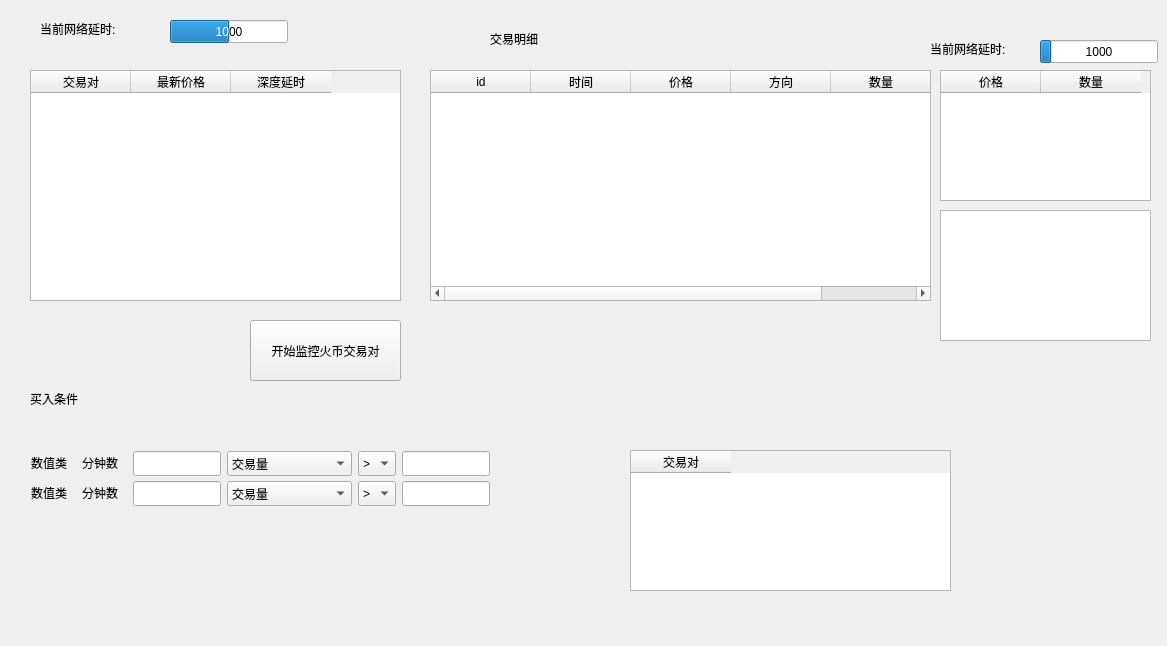
Old version of the form MainWidget.ui in the repository lihn1987/CoinMarketWatcher.
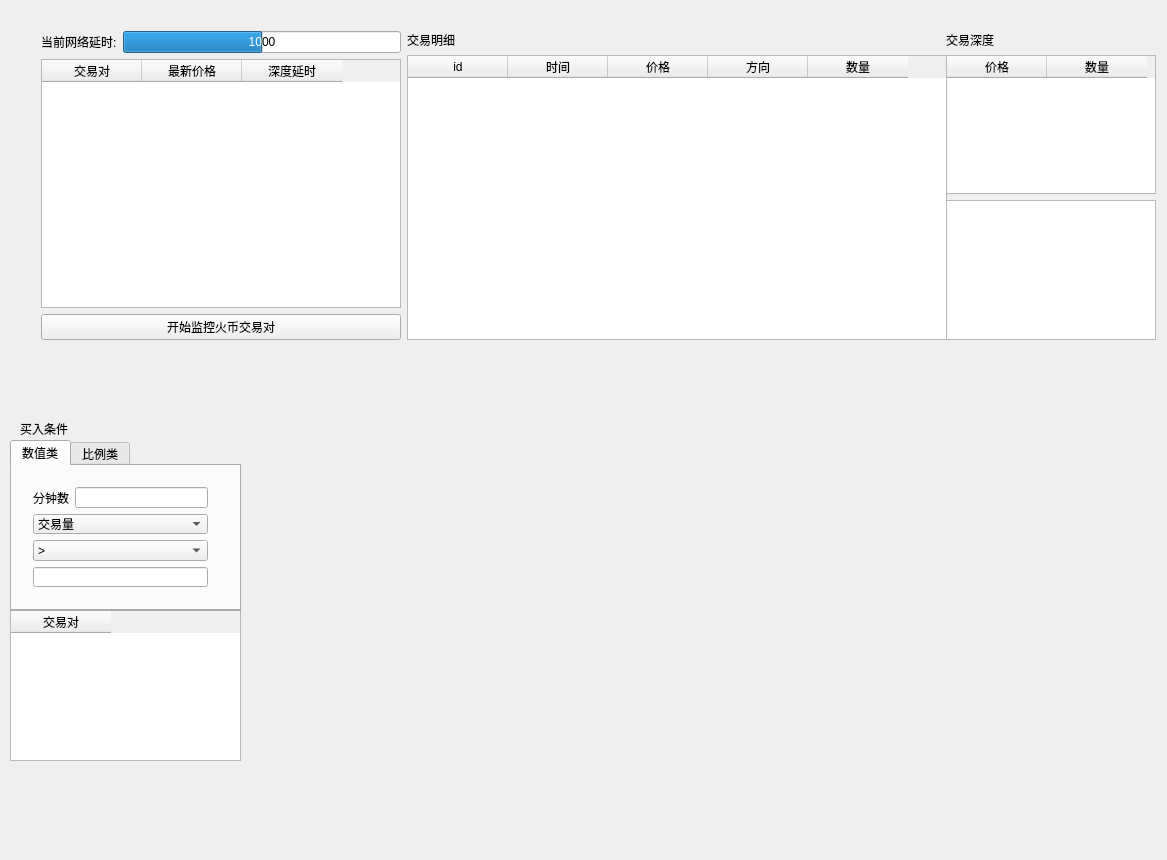
New version of the form.

Commit message: 对界面进行了简单布局，更新了readme

```diff
--- a/MainWidget.ui
+++ b/MainWidget.ui
@@ -7,233 +7,19 @@
     <x>0</x>
     <y>0</y>
     <width>1167</width>
-    <height>646</height>
+    <height>860</height>
    </rect>
   </property>
   <property name="windowTitle">
    <string>MainWidget</string>
   </property>
-  <widget class="QTableWidget" name="tabHuobi">
-   <property name="geometry">
-    <rect>
-     <x>30</x>
-     <y>70</y>
-     <width>371</width>
-     <height>231</height>
-    </rect>
-   </property>
-   <property name="sortingEnabled">
-    <bool>true</bool>
-   </property>
-   <column>
-    <property name="text">
-     <string>交易对</string>
-    </property>
-   </column>
-   <column>
-    <property name="text">
-     <string>最新价格</string>
-    </property>
-   </column>
-   <column>
-    <property name="text">
-     <string>深度延时</string>
-    </property>
-   </column>
-  </widget>
-  <widget class="QPushButton" name="btnHuobiTransactionStart">
-   <property name="geometry">
-    <rect>
-     <x>250</x>
-     <y>320</y>
-     <width>151</width>
-     <height>61</height>
-    </rect>
-   </property>
-   <property name="text">
-    <string>开始监控火币交易对</string>
-   </property>
-  </widget>
-  <widget class="QLabel" name="label">
-   <property name="geometry">
-    <rect>
-     <x>40</x>
-     <y>20</y>
-     <width>101</width>
-     <height>17</height>
-    </rect>
-   </property>
-   <property name="text">
-    <string>当前网络延时:</string>
-   </property>
-  </widget>
-  <widget class="QProgressBar" name="process_huobi">
-   <property name="geometry">
-    <rect>
-     <x>170</x>
-     <y>20</y>
-     <width>118</width>
-     <height>23</height>
-    </rect>
-   </property>
-   <property name="maximum">
-    <number>2000</number>
-   </property>
-   <property name="value">
-    <number>1000</number>
-   </property>
-   <property name="textVisible">
-    <bool>true</bool>
-   </property>
-   <property name="format">
-    <string>%v</string>
-   </property>
-  </widget>
-  <widget class="QTableWidget" name="tabHuobiTradeDetail">
-   <property name="geometry">
-    <rect>
-     <x>430</x>
-     <y>70</y>
-     <width>501</width>
-     <height>231</height>
-    </rect>
-   </property>
-   <property name="sortingEnabled">
-    <bool>true</bool>
-   </property>
-   <column>
-    <property name="text">
-     <string>id</string>
-    </property>
-   </column>
-   <column>
-    <property name="text">
-     <string>时间</string>
-    </property>
-   </column>
-   <column>
-    <property name="text">
-     <string>价格</string>
-    </property>
-   </column>
-   <column>
-    <property name="text">
-     <string>方向</string>
-    </property>
-   </column>
-   <column>
-    <property name="text">
-     <string>数量</string>
-    </property>
-   </column>
-  </widget>
-  <widget class="QLabel" name="label_2">
-   <property name="geometry">
-    <rect>
-     <x>490</x>
-     <y>30</y>
-     <width>101</width>
-     <height>17</height>
-    </rect>
-   </property>
-   <property name="text">
-    <string>交易明细</string>
-   </property>
-  </widget>
-  <widget class="QTableWidget" name="tabHuobiDepthBids">
-   <property name="geometry">
-    <rect>
-     <x>940</x>
-     <y>210</y>
-     <width>211</width>
-     <height>131</height>
-    </rect>
-   </property>
-   <property name="sortingEnabled">
-    <bool>true</bool>
-   </property>
-   <attribute name="horizontalHeaderVisible">
-    <bool>false</bool>
-   </attribute>
-   <column>
-    <property name="text">
-     <string>价格</string>
-    </property>
-   </column>
-   <column>
-    <property name="text">
-     <string>数量</string>
-    </property>
-   </column>
-  </widget>
-  <widget class="QTableWidget" name="tabHuobiDepthAsks">
-   <property name="geometry">
-    <rect>
-     <x>940</x>
-     <y>70</y>
-     <width>211</width>
-     <height>131</height>
-    </rect>
-   </property>
-   <property name="sortingEnabled">
-    <bool>true</bool>
-   </property>
-   <attribute name="horizontalHeaderVisible">
-    <bool>true</bool>
-   </attribute>
-   <column>
-    <property name="text">
-     <string>价格</string>
-    </property>
-   </column>
-   <column>
-    <property name="text">
-     <string>数量</string>
-    </property>
-   </column>
-  </widget>
-  <widget class="QProgressBar" name="process_huobi_depth">
-   <property name="geometry">
-    <rect>
-     <x>1040</x>
-     <y>40</y>
-     <width>118</width>
-     <height>23</height>
-    </rect>
-   </property>
-   <property name="maximum">
-    <number>10000</number>
-   </property>
-   <property name="value">
-    <number>1000</number>
-   </property>
-   <property name="textVisible">
-    <bool>true</bool>
-   </property>
-   <property name="format">
-    <string>%v</string>
-   </property>
-  </widget>
-  <widget class="QLabel" name="label_3">
-   <property name="geometry">
-    <rect>
-     <x>930</x>
-     <y>40</y>
-     <width>101</width>
-     <height>17</height>
-    </rect>
-   </property>
-   <property name="text">
-    <string>当前网络延时:</string>
-   </property>
-  </widget>
   <widget class="QTableWidget" name="tabHuobi_2">
    <property name="geometry">
     <rect>
-     <x>630</x>
-     <y>450</y>
-     <width>321</width>
-     <height>141</height>
+     <x>10</x>
+     <y>610</y>
+     <width>231</width>
+     <height>151</height>
     </rect>
    </property>
    <property name="sortingEnabled">
@@ -248,8 +34,8 @@
   <widget class="QLabel" name="label_4">
    <property name="geometry">
     <rect>
-     <x>30</x>
-     <y>390</y>
+     <x>20</x>
+     <y>420</y>
      <width>61</width>
      <height>17</height>
     </rect>
@@ -258,248 +44,315 @@
     <string>买入条件</string>
    </property>
   </widget>
-  <widget class="QLabel" name="label_5">
+  <widget class="QTabWidget" name="tabWidget">
    <property name="geometry">
     <rect>
-     <x>82</x>
-     <y>451</y>
-     <width>45</width>
-     <height>23</height>
+     <x>10</x>
+     <y>440</y>
+     <width>231</width>
+     <height>171</height>
     </rect>
    </property>
-   <property name="text">
-    <string>分钟数</string>
+   <property name="currentIndex">
+    <number>0</number>
    </property>
-  </widget>
-  <widget class="QComboBox" name="comboBox_3">
-   <property name="geometry">
-    <rect>
-     <x>227</x>
-     <y>451</y>
-     <width>125</width>
-     <height>25</height>
-    </rect>
-   </property>
-   <item>
-    <property name="text">
-     <string>交易量</string>
-    </property>
-   </item>
-   <item>
-    <property name="text">
-     <string>实时价格</string>
-    </property>
-   </item>
-   <item>
-    <property name="text">
-     <string>交易次数</string>
-    </property>
-   </item>
-   <item>
-    <property name="text">
-     <string>买/卖量比例</string>
-    </property>
-   </item>
-   <item>
-    <property name="text">
-     <string>买/卖次数比例</string>
-    </property>
-   </item>
-  </widget>
-  <widget class="QLineEdit" name="lineEdit">
-   <property name="geometry">
-    <rect>
-     <x>133</x>
-     <y>451</y>
-     <width>88</width>
-     <height>25</height>
-    </rect>
-   </property>
-  </widget>
-  <widget class="QComboBox" name="comboBox_4">
-   <property name="geometry">
-    <rect>
-     <x>358</x>
-     <y>451</y>
-     <width>38</width>
-     <height>25</height>
-    </rect>
-   </property>
-   <item>
-    <property name="text">
-     <string>&gt;</string>
-    </property>
-   </item>
-   <item>
-    <property name="text">
-     <string>&lt;</string>
-    </property>
-   </item>
-  </widget>
-  <widget class="QLineEdit" name="lineEdit_2">
-   <property name="geometry">
-    <rect>
-     <x>402</x>
-     <y>451</y>
-     <width>88</width>
-     <height>25</height>
-    </rect>
-   </property>
-  </widget>
-  <widget class="QLabel" name="label_6">
-   <property name="geometry">
-    <rect>
-     <x>31</x>
-     <y>451</y>
-     <width>45</width>
-     <height>23</height>
-    </rect>
-   </property>
-   <property name="text">
-    <string>数值类</string>
-   </property>
+   <widget class="QWidget" name="tab">
+    <attribute name="title">
+     <string>数值类</string>
+    </attribute>
+    <widget class="QWidget" name="layoutWidget">
+     <property name="geometry">
+      <rect>
+       <x>10</x>
+       <y>10</y>
+       <width>197</width>
+       <height>122</height>
+      </rect>
+     </property>
+     <layout class="QVBoxLayout" name="verticalLayout">
+      <item>
+       <layout class="QHBoxLayout" name="horizontalLayout">
+        <item>
+         <widget class="QLabel" name="label_5">
+          <property name="text">
+           <string>分钟数</string>
+          </property>
+         </widget>
+        </item>
+        <item>
+         <widget class="QLineEdit" name="lineEdit"/>
+        </item>
+       </layout>
+      </item>
+      <item>
+       <widget class="QComboBox" name="comboBox_3">
+        <item>
+         <property name="text">
+          <string>交易量</string>
+         </property>
+        </item>
+        <item>
+         <property name="text">
+          <string>实时价格</string>
+         </property>
+        </item>
+        <item>
+         <property name="text">
+          <string>交易次数</string>
+         </property>
+        </item>
+        <item>
+         <property name="text">
+          <string>买/卖量比例</string>
+         </property>
+        </item>
+        <item>
+         <property name="text">
+          <string>买/卖次数比例</string>
+         </property>
+        </item>
+       </widget>
+      </item>
+      <item>
+       <widget class="QComboBox" name="comboBox_4">
+        <item>
+         <property name="text">
+          <string>&gt;</string>
+         </property>
+        </item>
+        <item>
+         <property name="text">
+          <string>&lt;</string>
+         </property>
+        </item>
+       </widget>
+      </item>
+      <item>
+       <widget class="QLineEdit" name="lineEdit_2"/>
+      </item>
+     </layout>
+    </widget>
+   </widget>
+   <widget class="QWidget" name="tab_2">
+    <attribute name="title">
+     <string>比例类</string>
+    </attribute>
+   </widget>
   </widget>
   <widget class="QWidget" name="">
    <property name="geometry">
     <rect>
-     <x>10</x>
-     <y>450</y>
-     <width>16</width>
-     <height>80</height>
+     <x>30</x>
+     <y>20</y>
+     <width>1137</width>
+     <height>331</height>
     </rect>
    </property>
-   <layout class="QVBoxLayout" name="verticalLayout">
+   <layout class="QHBoxLayout" name="horizontalLayout_4">
     <item>
-     <widget class="QRadioButton" name="radioButton">
-      <property name="text">
-       <string/>
-      </property>
-     </widget>
+     <layout class="QVBoxLayout" name="verticalLayout_2">
+      <item>
+       <layout class="QHBoxLayout" name="horizontalLayout_2">
+        <item>
+         <widget class="QLabel" name="label">
+          <property name="text">
+           <string>当前网络延时:</string>
+          </property>
+         </widget>
+        </item>
+        <item>
+         <widget class="QProgressBar" name="process_huobi">
+          <property name="maximum">
+           <number>2000</number>
+          </property>
+          <property name="value">
+           <number>1000</number>
+          </property>
+          <property name="textVisible">
+           <bool>true</bool>
+          </property>
+          <property name="format">
+           <string>%v</string>
+          </property>
+         </widget>
+        </item>
+       </layout>
+      </item>
+      <item>
+       <widget class="QTableWidget" name="tabHuobi">
+        <property name="minimumSize">
+         <size>
+          <width>360</width>
+          <height>0</height>
+         </size>
+        </property>
+        <property name="sortingEnabled">
+         <bool>true</bool>
+        </property>
+        <column>
+         <property name="text">
+          <string>交易对</string>
+         </property>
+        </column>
+        <column>
+         <property name="text">
+          <string>最新价格</string>
+         </property>
+        </column>
+        <column>
+         <property name="text">
+          <string>深度延时</string>
+         </property>
+        </column>
+       </widget>
+      </item>
+      <item>
+       <widget class="QPushButton" name="btnHuobiTransactionStart">
+        <property name="text">
+         <string>开始监控火币交易对</string>
+        </property>
+       </widget>
+      </item>
+     </layout>
     </item>
     <item>
-     <widget class="QRadioButton" name="radioButton_2">
-      <property name="text">
-       <string/>
-      </property>
-     </widget>
+     <layout class="QVBoxLayout" name="verticalLayout_3">
+      <item>
+       <widget class="QLabel" name="label_2">
+        <property name="text">
+         <string>交易明细</string>
+        </property>
+       </widget>
+      </item>
+      <item>
+       <widget class="QTableWidget" name="tabHuobiTradeDetail">
+        <property name="minimumSize">
+         <size>
+          <width>540</width>
+          <height>0</height>
+         </size>
+        </property>
+        <property name="sortingEnabled">
+         <bool>true</bool>
+        </property>
+        <column>
+         <property name="text">
+          <string>id</string>
+         </property>
+        </column>
+        <column>
+         <property name="text">
+          <string>时间</string>
+         </property>
+        </column>
+        <column>
+         <property name="text">
+          <string>价格</string>
+         </property>
+        </column>
+        <column>
+         <property name="text">
+          <string>方向</string>
+         </property>
+        </column>
+        <column>
+         <property name="text">
+          <string>数量</string>
+         </property>
+        </column>
+       </widget>
+      </item>
+     </layout>
     </item>
     <item>
-     <widget class="QRadioButton" name="radioButton_3">
-      <property name="text">
-       <string/>
-      </property>
-     </widget>
-    </item>
-    <item>
-     <widget class="QRadioButton" name="radioButton_4">
-      <property name="text">
-       <string/>
-      </property>
-     </widget>
+     <layout class="QVBoxLayout" name="verticalLayout_4">
+      <item>
+       <widget class="QLabel" name="label_3">
+        <property name="minimumSize">
+         <size>
+          <width>210</width>
+          <height>0</height>
+         </size>
+        </property>
+        <property name="maximumSize">
+         <size>
+          <width>210</width>
+          <height>16777215</height>
+         </size>
+        </property>
+        <property name="text">
+         <string>交易深度</string>
+        </property>
+       </widget>
+      </item>
+      <item>
+       <widget class="QTableWidget" name="tabHuobiDepthAsks">
+        <property name="minimumSize">
+         <size>
+          <width>210</width>
+          <height>0</height>
+         </size>
+        </property>
+        <property name="maximumSize">
+         <size>
+          <width>210</width>
+          <height>16777215</height>
+         </size>
+        </property>
+        <property name="sortingEnabled">
+         <bool>true</bool>
+        </property>
+        <attribute name="horizontalHeaderVisible">
+         <bool>true</bool>
+        </attribute>
+        <column>
+         <property name="text">
+          <string>价格</string>
+         </property>
+        </column>
+        <column>
+         <property name="text">
+          <string>数量</string>
+         </property>
+        </column>
+       </widget>
+      </item>
+      <item>
+       <widget class="QTableWidget" name="tabHuobiDepthBids">
+        <property name="minimumSize">
+         <size>
+          <width>210</width>
+          <height>0</height>
+         </size>
+        </property>
+        <property name="maximumSize">
+         <size>
+          <width>210</width>
+          <height>16777215</height>
+         </size>
+        </property>
+        <property name="sortingEnabled">
+         <bool>true</bool>
+        </property>
+        <attribute name="horizontalHeaderVisible">
+         <bool>false</bool>
+        </attribute>
+        <column>
+         <property name="text">
+          <string>价格</string>
+         </property>
+        </column>
+        <column>
+         <property name="text">
+          <string>数量</string>
+         </property>
+        </column>
+       </widget>
+      </item>
+     </layout>
     </item>
    </layout>
   </widget>
-  <widget class="QLineEdit" name="lineEdit_3">
-   <property name="geometry">
-    <rect>
-     <x>133</x>
-     <y>481</y>
-     <width>88</width>
-     <height>25</height>
-    </rect>
-   </property>
-  </widget>
-  <widget class="QLabel" name="label_7">
-   <property name="geometry">
-    <rect>
-     <x>31</x>
-     <y>481</y>
-     <width>45</width>
-     <height>23</height>
-    </rect>
-   </property>
-   <property name="text">
-    <string>数值类</string>
-   </property>
-  </widget>
-  <widget class="QComboBox" name="comboBox_5">
-   <property name="geometry">
-    <rect>
-     <x>227</x>
-     <y>481</y>
-     <width>125</width>
-     <height>25</height>
-    </rect>
-   </property>
-   <item>
-    <property name="text">
-     <string>交易量</string>
-    </property>
-   </item>
-   <item>
-    <property name="text">
-     <string>实时价格</string>
-    </property>
-   </item>
-   <item>
-    <property name="text">
-     <string>交易次数</string>
-    </property>
-   </item>
-   <item>
-    <property name="text">
-     <string>买/卖量比例</string>
-    </property>
-   </item>
-   <item>
-    <property name="text">
-     <string>买/卖次数比例</string>
-    </property>
-   </item>
-  </widget>
-  <widget class="QLineEdit" name="lineEdit_4">
-   <property name="geometry">
-    <rect>
-     <x>402</x>
-     <y>481</y>
-     <width>88</width>
-     <height>25</height>
-    </rect>
-   </property>
-  </widget>
-  <widget class="QComboBox" name="comboBox_6">
-   <property name="geometry">
-    <rect>
-     <x>358</x>
-     <y>481</y>
-     <width>38</width>
-     <height>25</height>
-    </rect>
-   </property>
-   <item>
-    <property name="text">
-     <string>&gt;</string>
-    </property>
-   </item>
-   <item>
-    <property name="text">
-     <string>&lt;</string>
-    </property>
-   </item>
-  </widget>
-  <widget class="QLabel" name="label_8">
-   <property name="geometry">
-    <rect>
-     <x>82</x>
-     <y>481</y>
-     <width>45</width>
-     <height>23</height>
-    </rect>
-   </property>
-   <property name="text">
-    <string>分钟数</string>
-   </property>
-  </widget>
  </widget>
  <layoutdefault spacing="6" margin="11"/>
  <resources/>
```
The commit also changes 1 other file.
